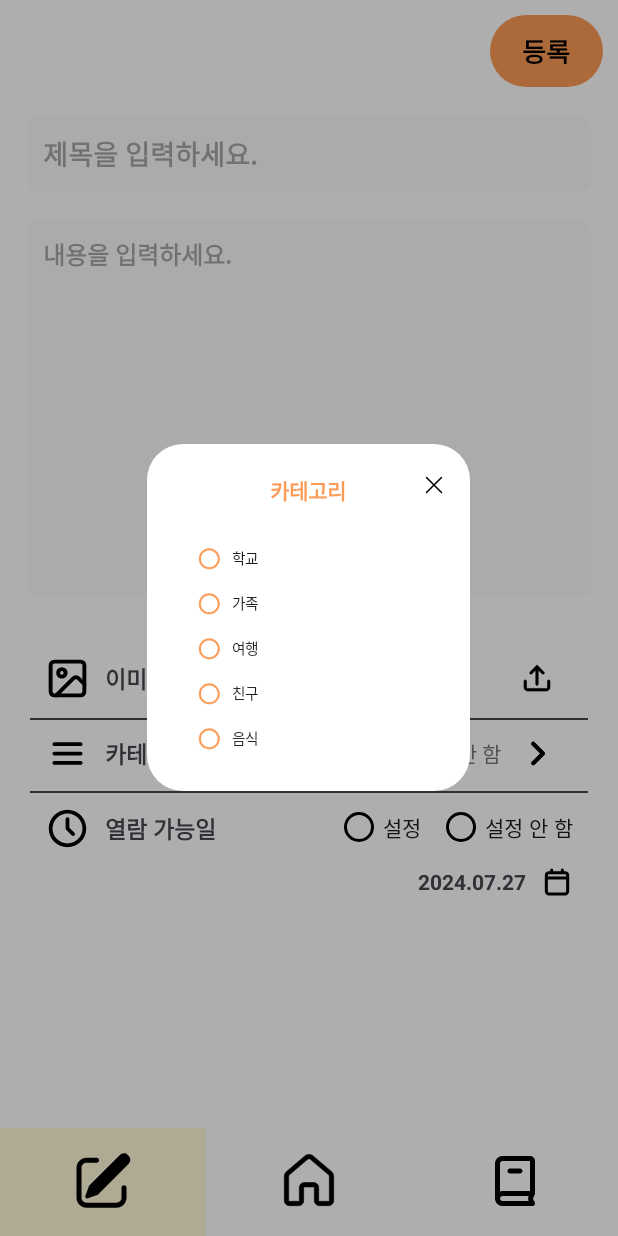
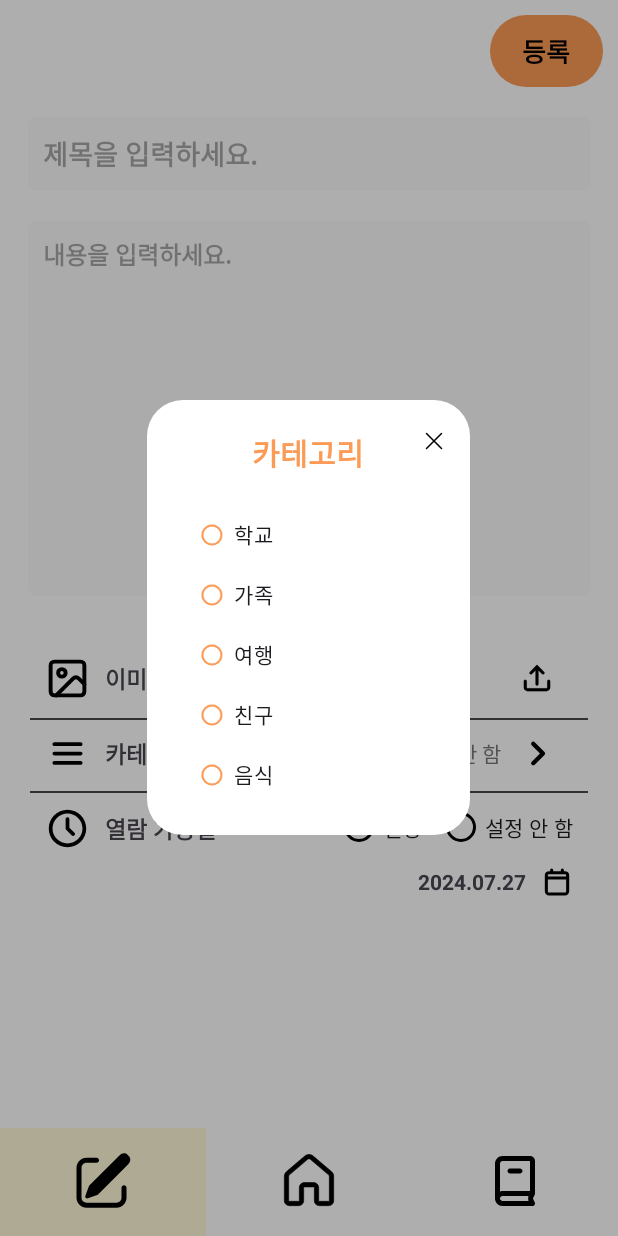
Before and after one commit to Linaeformin/GURU2, an Android app: the screen it shows after launch (MainActivity), after a tap on "카테고리", on a phone screen of 412 x 824 dp. Run offline under Robolectric (Android 15) with nearby library versions, the phone set to English and light mode, and no system bars; 2 statements that could not run were skipped.

Commit message:
[FEAT] CategoryDialog에서 설정한 카테고리가 WriteFragment에 반영 [FEAT] 설정한 카테고리 저장 [FEAT] CategoryDialog의 cancelBtn 처리

```diff
--- a/app/src/main/java/com/example/timecapsule/CategoryDialog.kt
+++ b/app/src/main/java/com/example/timecapsule/CategoryDialog.kt
@@ -9,7 +9,9 @@ import android.view.ViewGroup
 import androidx.fragment.app.DialogFragment
 import com.example.timecapsule.databinding.DialogWriteCategoryBinding
 
-class CategoryDialog: DialogFragment() {
+private var previousOption: Int = 0     //이전 옵션 정의
+
+class CategoryDialog : DialogFragment() {
 
     private lateinit var binding: DialogWriteCategoryBinding
 
@@ -18,12 +20,56 @@ class CategoryDialog: DialogFragment() {
         container: ViewGroup?,
         savedInstanceState: Bundle?
     ): View {
-        //바인딩 설정
+        // 바인딩 설정
         binding = DialogWriteCategoryBinding.inflate(inflater, container, false)
 
-        //팝업창 모서리 둥글게 만들기
+        // 팝업창 모서리 둥글게 만들기
         dialog?.window?.setBackgroundDrawable(ColorDrawable(Color.TRANSPARENT))
+
+        //이전에 선택한 카테고리 UI 업데이트
+        updateUI(previousOption)
+
+        // radioGroup에 체인지 리스너 설정
+        binding.writeCategoryRg.setOnCheckedChangeListener { group, checkedId ->
+            previousOption = checkedId
+            when (checkedId) {
+                R.id.write_category_school_rb -> {
+                    sendSortOption("학교")    // 선택한 옵션을 부모 Fragment로 전달하는 함수
+                }
+                R.id.write_category_family_rb -> {
+                    sendSortOption("가족")    // 선택한 옵션을 부모 Fragment로 전달하는 함수
+                }
+                R.id.write_category_travel_rb -> {
+                    sendSortOption("여행")    // 선택한 옵션을 부모 Fragment로 전달하는 함수
+                }
+                R.id.write_category_friend_rb -> {
+                    sendSortOption("친구")    // 선택한 옵션을 부모 Fragment로 전달하는 함수
+                }
+                R.id.write_category_food_rb -> {
+                    sendSortOption("음식")    // 선택한 옵션을 부모 Fragment로 전달하는 함수
+                }
+            }
+        }
+
+        //취소 버튼을 클릭하면 팝업창 삭제
+        binding.dialogHomeCancelIv.setOnClickListener {
+            dismiss()
+        }
 
         return binding.root
     }
+
+    //WriteFragment에 선택된 카테고리 전송
+    private fun sendSortOption(option: String) {
+        val result = Bundle()
+        result.putString("selectedCategory", option)
+        parentFragmentManager.setFragmentResult("categorySelection", result)
+    }
+
+    //선택된 카테고리에 따라 UI를 업데이트함
+    private fun updateUI(selectedOption: Int){
+        if(selectedOption!=0){
+            binding.writeCategoryRg.check(selectedOption)   //이전 카테고리 check
+        }
+    }
 }
--- a/app/src/main/res/layout/dialog_write_category.xml
+++ b/app/src/main/res/layout/dialog_write_category.xml
@@ -1,6 +1,6 @@
 <?xml version="1.0" encoding="utf-8"?>
 <androidx.constraintlayout.widget.ConstraintLayout xmlns:android="http://schemas.android.com/apk/res/android"
-    android:layout_width="215dp"
+    android:layout_width="250dp"
     android:layout_height="wrap_content"
     xmlns:app="http://schemas.android.com/apk/res-auto"
     xmlns:tools="http://schemas.android.com/tools"
@@ -31,6 +31,7 @@
         android:layout_width="215dp"
         android:layout_height="wrap_content"
         android:text="@string/writeCategory"
+        android:textSize="20sp"
         android:gravity="center"
         android:textColor="@color/orange"
         android:textStyle="bold"
@@ -41,6 +42,7 @@
         android:layout_marginTop="20dp" />
 
     <RadioGroup
+        android:id="@+id/write_category_rg"
         android:layout_width="match_parent"
         android:layout_height="wrap_content"
         android:orientation="vertical"
@@ -54,65 +56,70 @@
         <RadioButton
             android:id="@+id/write_category_school_rb"
             android:layout_width="match_parent"
-            android:layout_height="30dp"
+            android:layout_height="40dp"
             android:background="#00ffffff"
             android:gravity="center_vertical"
             android:paddingHorizontal="5dp"
             android:scaleX="0.7"
             android:scaleY="0.7"
             android:text="@string/categorySchool"
+            android:textSize="20sp"
             app:buttonTint="@color/orange"
             tools:ignore="TouchTargetSizeCheck" />
 
         <RadioButton
             android:id="@+id/write_category_family_rb"
             android:layout_width="match_parent"
-            android:layout_height="30dp"
+            android:layout_height="40dp"
             android:background="#00ffffff"
             android:paddingHorizontal="5dp"
             android:gravity="center_vertical"
             android:scaleX="0.7"
             android:scaleY="0.7"
             android:text="@string/categoryFamily"
+            android:textSize="20sp"
             app:buttonTint="@color/orange"
             tools:ignore="TouchTargetSizeCheck" />
 
         <RadioButton
             android:id="@+id/write_category_travel_rb"
             android:layout_width="match_parent"
-            android:layout_height="30dp"
+            android:layout_height="40dp"
             android:background="#00ffffff"
             android:paddingHorizontal="5dp"
             android:gravity="center_vertical"
             android:scaleX="0.7"
             android:scaleY="0.7"
             android:text="@string/categoryTravel"
+            android:textSize="20sp"
             app:buttonTint="@color/orange"
             tools:ignore="TouchTargetSizeCheck" />
 
         <RadioButton
             android:id="@+id/write_category_friend_rb"
             android:layout_width="match_parent"
-            android:layout_height="30dp"
+            android:layout_height="40dp"
             android:background="#00ffffff"
             android:paddingHorizontal="5dp"
             android:gravity="center_vertical"
             android:scaleX="0.7"
             android:scaleY="0.7"
             android:text="@string/categoryFriend"
+            android:textSize="20sp"
             app:buttonTint="@color/orange"
             tools:ignore="TouchTargetSizeCheck" />
 
         <RadioButton
             android:id="@+id/write_category_food_rb"
             android:layout_width="match_parent"
-            android:layout_height="30dp"
+            android:layout_height="40dp"
             android:background="#00ffffff"
             android:paddingHorizontal="5dp"
             android:gravity="center_vertical"
             android:scaleX="0.7"
             android:scaleY="0.7"
             android:text="@string/categoryFood"
+            android:textSize="20sp"
             app:buttonTint="@color/orange"
             tools:ignore="TouchTargetSizeCheck" />
 
--- a/app/src/main/res/layout/fragment_write.xml
+++ b/app/src/main/res/layout/fragment_write.xml
@@ -147,6 +147,7 @@
             android:layout_weight="1" />
 
         <TextView
+            android:id="@+id/write_category_tv"
             android:layout_width="wrap_content"
             android:layout_height="wrap_content"
             android:text="@string/writeNoSetting"
```
Also changed, not shown: app/src/main/java/com/example/timecapsule/WriteFragment.kt (+18 -12 lines).
